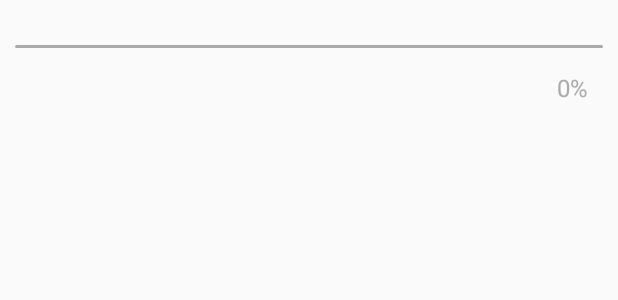
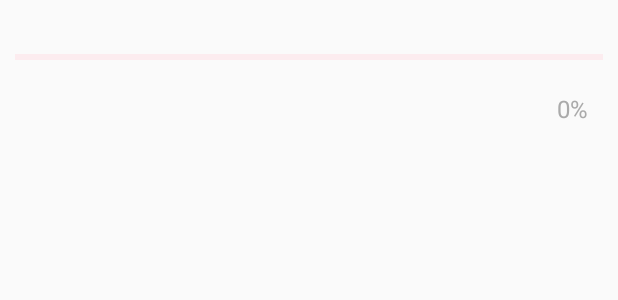
Before and after one commit to ximengfei/MyExercise, an Android app: the layout layout_download_new_version_seekbar.xml on its own in the app's theme, with its tools: preview values and no code run, on a phone screen of 412 x 824 dp. Shown: the top 300 px of the screen. Run offline under Robolectric (Android 15) with nearby library versions, the phone set to English and light mode, and no system bars.

Commit message:
1.界面2.播放

```diff
--- a/app/build.gradle
+++ b/app/build.gradle
@@ -37,6 +37,7 @@ dependencies {
     //设计库
     compile 'com.android.support:appcompat-v7:25.0.1'
     compile 'com.android.support:design:25.0.1'
+    compile 'com.android.support:cardview-v7:25.0.1'
     //配置butterknife
     compile 'com.jakewharton:butterknife:8.5.1'
     annotationProcessor 'com.jakewharton:butterknife-compiler:8.5.1'
--- a/app/src/main/res/drawable/vv_star_play_progress_seek.xml
+++ /dev/null
@@ -1,43 +0,0 @@
-<?xml version="1.0" encoding="utf-8"?>
-<layer-list xmlns:android="http://schemas.android.com/apk/res/android" >
-    <item android:id="@android:id/background">
-        <shape>
-            <corners android:radius="5dip" />
-
-            <gradient
-                android:angle="-90"
-                android:centerColor="#AAAAAA"
-                android:centerY="0.75"
-                android:endColor="#AAAAAA"
-                android:startColor="#AAAAAA" />
-        </shape>
-    </item>
-    <item android:id="@android:id/secondaryProgress">
-        <clip>
-            <shape>
-                <corners android:radius="5dip" />
-
-                <gradient
-                    android:angle="-90"
-                    android:centerColor="#EFEFEF"
-                    android:centerY="0.75"
-                    android:endColor="#EFEFEF"
-                    android:startColor="#EFEFEF" />
-            </shape>
-        </clip>
-    </item>
-    <item android:id="@android:id/progress">
-        <clip>
-            <shape>
-                <corners android:radius="5dip" />
-
-                <gradient
-                    android:angle="-90"
-                    android:centerColor="#ffff9503"
-                    android:centerY="0.75"
-                    android:endColor="#ffff9503"
-                    android:startColor="#ffff9503" />
-            </shape>
-        </clip>
-    </item>
-</layer-list>
--- a/app/src/main/res/layout/layout_download_new_version_seekbar.xml
+++ b/app/src/main/res/layout/layout_download_new_version_seekbar.xml
@@ -12,18 +12,17 @@
         android:paddingTop="10dp" >
 
         <ProgressBar
+            android:theme="@style/HorizontalProgress"
+            style="@style/Widget.AppCompat.ProgressBar.Horizontal"
             android:id="@+id/pb_download_progress"
-            style="?android:attr/progressBarStyleHorizontal"
             android:layout_width="match_parent"
             android:layout_height="wrap_content"
             android:layout_gravity="center_vertical"
-            android:indeterminateDrawable="@drawable/vv_star_play_progress_seek"
-            android:maxHeight="2dp"
-            android:minHeight="2dp"
+            android:indeterminate="false"
             android:paddingBottom="15dp"
             android:paddingTop="20dp"
-            android:progressDrawable="@drawable/vv_star_play_progress_seek" />
-
+             />
+        <!--android:indeterminate="false" 确定maxPro-->
         <TextView
             android:id="@+id/tv_download_current_progress"
             android:layout_width="wrap_content"
--- a/app/src/main/res/layout/pager_article.xml
+++ b/app/src/main/res/layout/pager_article.xml
@@ -15,7 +15,7 @@ android:layout_height="200dp"
     android:layout_width="match_parent"
     app:title="TITLE"
     android:layout_height="match_parent"
-    app:contentScrim="@color/colorPrimaryDark"
+    app:contentScrim="@color/orange"
 app:expandedTitleMarginEnd="10dp"
 app:expandedTitleMarginStart="10dp"
 app:collapsedTitleTextAppearance="@style/TextAppearance.AppCompat.Title"
--- /dev/null
+++ b/app/src/main/res/values-v21/styles.xml
@@ -0,0 +1,9 @@
+<?xml version="1.0" encoding="utf-8"?>
+<resources>
+
+    <!--版本更新时下载的进度条-->
+    <style name="HorizontalProgress" parent="Theme.AppCompat.Light.NoActionBar">
+        <item name="colorAccent">@color/colorAccent</item>
+        <item name="android:progressBackgroundTint">@color/pink</item>
+    </style>
+</resources>
```
Also changed, not shown: app/src/main/java/com/qanzone/mypreciousgift/MainActivity.java (+13 -14 lines), app/src/main/java/com/qanzone/mypreciousgift/activity/NetVideoListActivity.java (+7 -15 lines), app/src/main/java/com/qanzone/mypreciousgift/activity/PlayerActivity.java (+49 -27 lines), app/src/main/java/com/qanzone/mypreciousgift/activity/VideoListActivity.java (+41 -29 lines), app/src/main/java/com/qanzone/mypreciousgift/bean/NetVideoData.java (+13 -0 lines), app/src/main/java/com/qanzone/mypreciousgift/bean/VideoBean.java (+14 -0 lines), app/src/main/java/com/qanzone/mypreciousgift/fragment/ArticleFragment.java (+29 -26 lines), app/src/main/java/com/qanzone/mypreciousgift/fragment/VideoFragment.java (+8 -3 lines), app/src/main/res/layout/activity_player.xml (+36 -41 lines), app/src/main/res/layout/activity_video_list.xml (+29 -22 lines), app/src/main/res/layout/pager_video.xml (+29 -12 lines), app/src/main/res/values/styles.xml (+17 -0 lines), app/src/main/res/drawable/dis_favorite.png (added), app/src/main/res/drawable/favorite.png (added).
